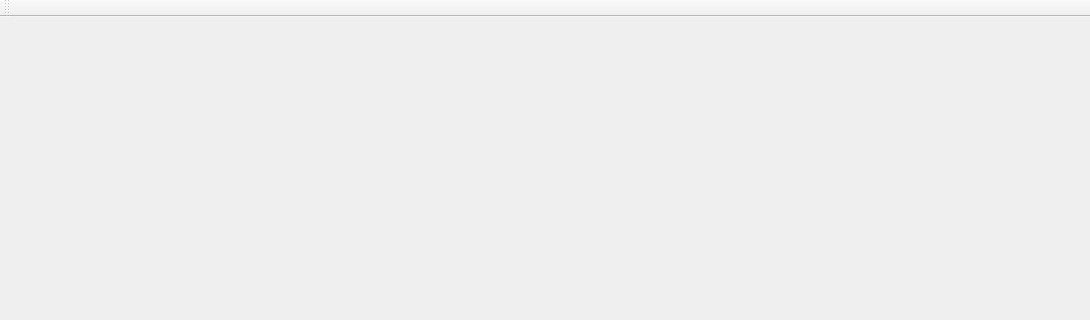
gnishida/SketchBasedRoadDesign, file SketchBasedRoadDesign/MyMainWindow.ui: the form before one commit; both pictures show x 0 to 1090 and y 0 to 320 of the 1090 by 743 pixel window.
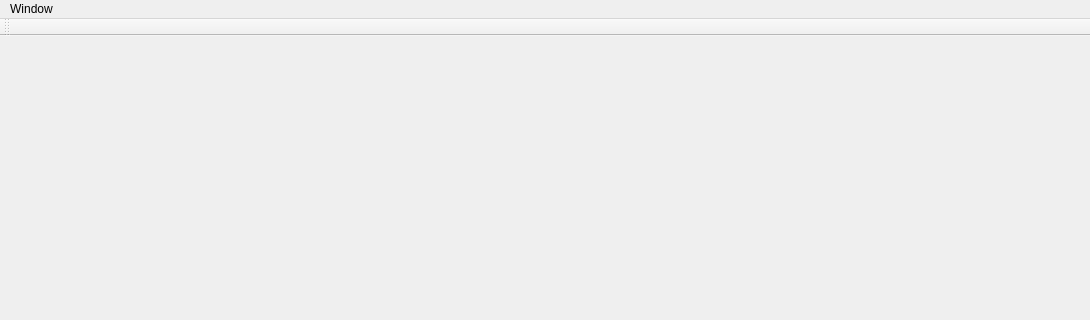
The form after the commit.

The edit to the form file:
```diff
--- a/SketchBasedRoadDesign/MyMainWindow.ui
+++ b/SketchBasedRoadDesign/MyMainWindow.ui
@@ -23,6 +23,13 @@
      <height>21</height>
     </rect>
    </property>
+   <widget class="QMenu" name="menuWindow">
+    <property name="title">
+     <string>Window</string>
+    </property>
+    <addaction name="actionControlWidget"/>
+   </widget>
+   <addaction name="menuWindow"/>
   </widget>
   <widget class="QToolBar" name="mainToolBar">
    <attribute name="toolBarArea">
```
Left out of the diff: 5 changed lines with no effect on the pictures.
